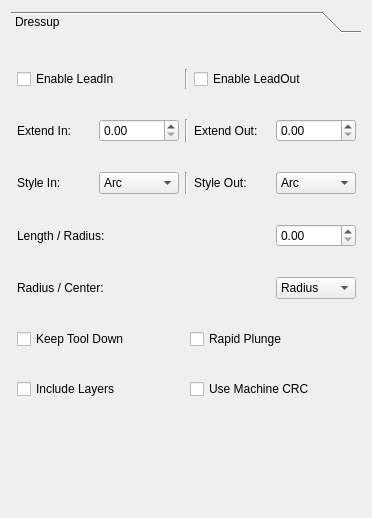
Qt form src/Mod/Path/Gui/Resources/panels/DressUpLeadInOutEdit.ui (southseact-3d/fcd) before a commit.
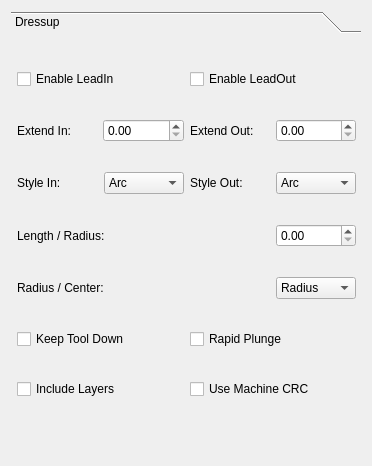
The same form after that commit.

The edit to the form file:
```diff
--- a/src/Mod/Path/Gui/Resources/panels/DressUpLeadInOutEdit.ui
+++ b/src/Mod/Path/Gui/Resources/panels/DressUpLeadInOutEdit.ui
@@ -7,7 +7,7 @@
     <x>0</x>
     <y>0</y>
     <width>372</width>
-    <height>518</height>
+    <height>466</height>
    </rect>
   </property>
   <property name="windowTitle">
@@ -37,7 +37,7 @@
         <x>0</x>
         <y>0</y>
         <width>354</width>
-        <height>470</height>
+        <height>418</height>
        </rect>
       </property>
       <attribute name="label">
@@ -108,13 +108,6 @@
             </property>
            </widget>
           </item>
-          <item>
-           <widget class="Line" name="line_2">
-            <property name="orientation">
-             <enum>Qt::Vertical</enum>
-            </property>
-           </widget>
-          </item>
           <item>
            <widget class="QLabel" name="label_2">
             <property name="text">
@@ -143,13 +136,6 @@
             </property>
            </widget>
           </item>
-          <item>
-           <widget class="Line" name="line">
-            <property name="orientation">
-             <enum>Qt::Vertical</enum>
-            </property>
-           </widget>
-          </item>
           <item>
            <widget class="QCheckBox" name="chkLeadOut">
             <property name="text">
@@ -226,13 +212,6 @@
             </item>
            </widget>
           </item>
-          <item>
-           <widget class="Line" name="line_3">
-            <property name="orientation">
-             <enum>Qt::Vertical</enum>
-            </property>
-           </widget>
-          </item>
           <item>
            <widget class="QLabel" name="label_4">
             <property name="text">
```
